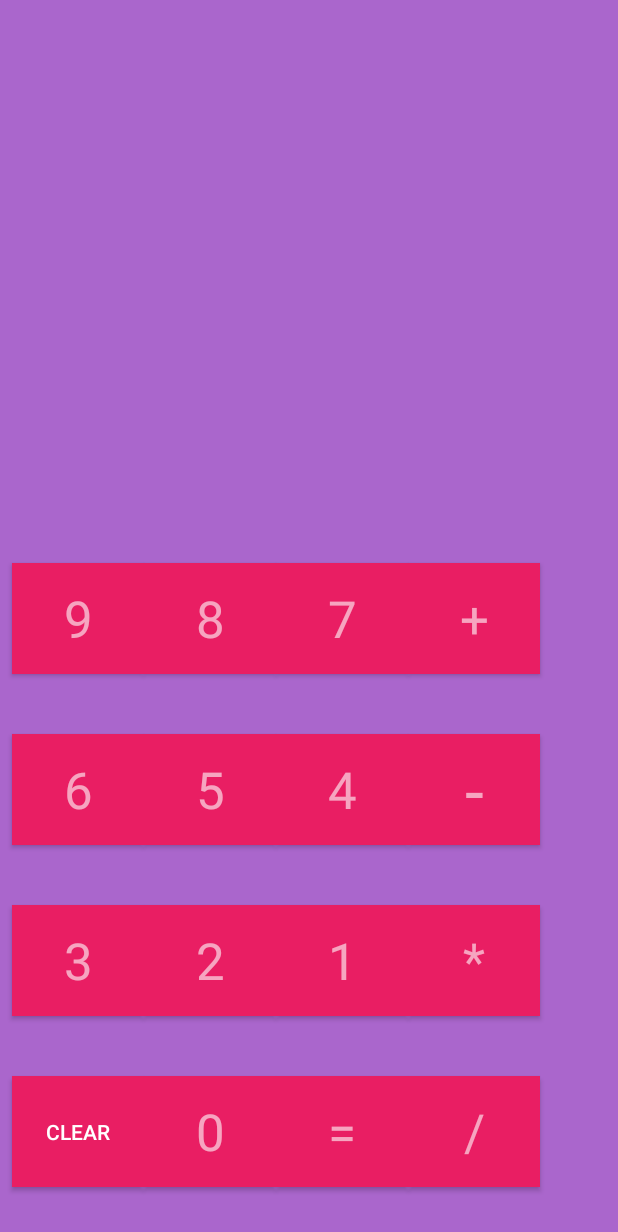
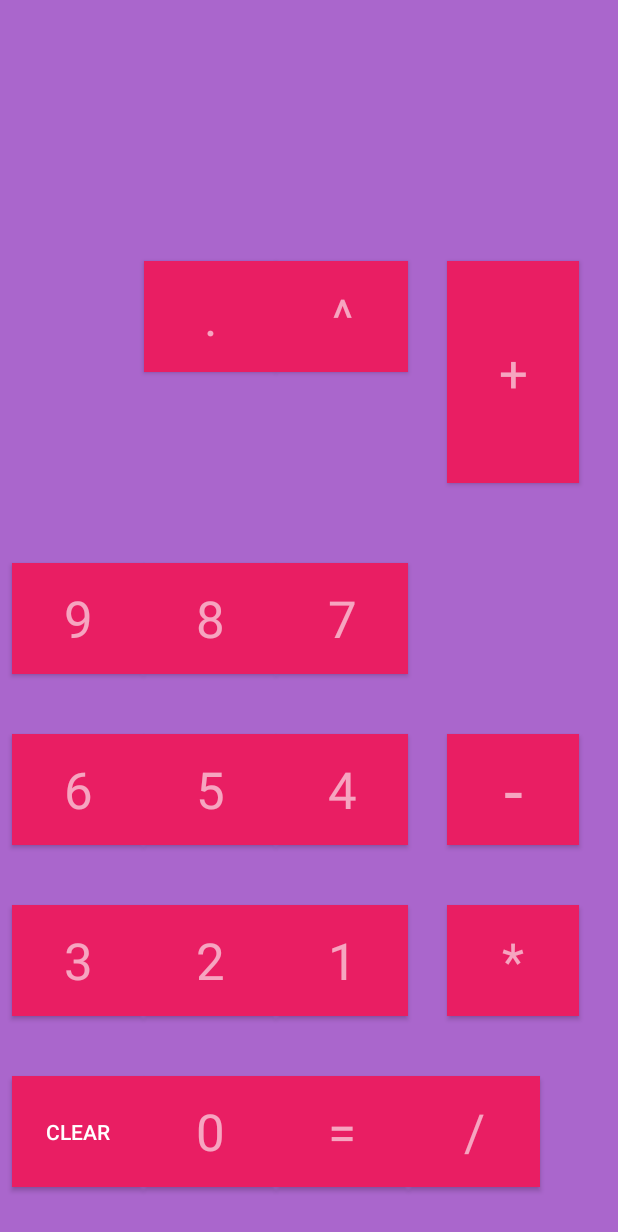
Before and after one commit to SHK4869/Calculator, an Android app: the screen it shows after launch (MainActivity), on a phone screen of 412 x 824 dp. Shown: the top 1232 px of the screen. Run offline under Robolectric (Android 15) with nearby library versions, the phone set to English and light mode, and no system bars.

Commit message:
Added funcationality for decimal numbers and power function

```diff
--- a/app/build.gradle
+++ b/app/build.gradle
@@ -25,4 +25,5 @@ dependencies {
     testImplementation 'junit:junit:4.12'
     androidTestImplementation 'com.android.support.test:runner:1.0.2'
     androidTestImplementation 'com.android.support.test.espresso:espresso-core:3.0.2'
+
 }
--- a/app/src/main/java/com/example/humaira/practice/MainActivity.java
+++ b/app/src/main/java/com/example/humaira/practice/MainActivity.java
@@ -19,6 +19,9 @@ public class MainActivity extends AppCompatActivity {
     private static final String MULTIPLICATION = "*" ;
     private static final String DIVISION = "/" ;
     private static final String EQ = "=";
+    private static final String MOD = "%" ;
+    private static final String POWER = "^";
+
     private String ACTION;
     Button one;
     Button two;
@@ -35,6 +38,9 @@ public class MainActivity extends AppCompatActivity {
     Button mul;
     Button div;
     Button eq;
+    Button mod;
+    Button pow;
+    Button dot;
     Button clear;
     TextView cal;
     TextView res;
@@ -119,12 +125,19 @@ public class MainActivity extends AppCompatActivity {
             }
         });
 
+        dot.setOnClickListener(new View.OnClickListener() {
+            @Override
+            public void onClick(View v) {
+                cal.setText(cal.getText()+".");
+            }
+        });
+
         eq.setOnClickListener(new View.OnClickListener() {
             @Override
             public void onClick(View v) {
                 compute(); //previous operator will get applied
                 ACTION = EQ;
-                res.setText("= "+String.valueOf(val1)); //
+                res.setText("= "+new Double(val1).toString()); //
                 cal.setText("");
                 val2 = 0.0;
             }
@@ -181,6 +194,26 @@ public class MainActivity extends AppCompatActivity {
             }
         });
 
+      /*  mod.setOnClickListener(new View.OnClickListener() {
+            @Override
+            public void onClick(View v) {
+                compute();
+                ACTION = MOD;
+                res.setText(String.valueOf(val1)+MOD);
+                cal.setText("");
+            }
+        });*/
+
+        pow.setOnClickListener(new View.OnClickListener() {
+            @Override
+            public void onClick(View v) {
+                compute();
+                ACTION = POWER;
+                res.setText(String.valueOf(val1)+POWER);
+                cal.setText("");
+            }
+        });
+
         clear.setOnClickListener(new View.OnClickListener() {
             @Override
             public void onClick(View v) {
@@ -210,6 +243,16 @@ public class MainActivity extends AppCompatActivity {
                 case DIVISION:
                     if(val2!=0)
                         val1 = val1 / val2;
+                    break;
+                /*case MOD:
+                    if(val2!=0)
+
+                        Log.d("HUMAIRA: ",new Double(val1).toString());
+                        Log.d("HUMAIRA: ",new Double(val2).toString());
+                        val1 = (val1 / val2) * 100;
+                    Log.d("HUMAIRA: ","="+String.valueOf(val1));*/
+                case POWER:
+                    val1 = Math.pow(val1,val2);
                     break;
                 case EQ:
                     break;
@@ -244,6 +287,9 @@ public class MainActivity extends AppCompatActivity {
         clear = (Button)findViewById(R.id.clr);
         cal = (TextView)findViewById(R.id.screen);
         res = (TextView)findViewById(R.id.result);
+        //mod = (Button)findViewById(R.id.mod);
+        pow = (Button)findViewById(R.id.power);
+        dot = (Button)findViewById(R.id.dot);
 
     }
     /*
--- a/app/src/main/res/layout/activity_main.xml
+++ b/app/src/main/res/layout/activity_main.xml
@@ -155,15 +155,25 @@
     <Button
         android:id="@+id/plus"
         android:layout_width="wrap_content"
-        android:layout_height="74dp"
+        android:layout_height="148dp"
         android:layout_alignTop="@+id/B9"
+        android:layout_marginBottom="8dp"
+        android:layout_marginEnd="8dp"
+        android:layout_marginLeft="8dp"
+        android:layout_marginRight="8dp"
+        android:layout_marginStart="8dp"
+        android:layout_marginTop="172dp"
         android:layout_toEndOf="@+id/B4"
         android:layout_toRightOf="@+id/B4"
         android:background="@color/holo_purple"
         android:text="@string/BA"
         android:textAppearance="@style/TextAppearance.AppCompat.Display1"
-        app:layout_constraintBaseline_toBaselineOf="@+id/B7"
-        app:layout_constraintStart_toEndOf="@+id/B7" />
+        app:layout_constraintBottom_toBottomOf="parent"
+        app:layout_constraintEnd_toEndOf="parent"
+        app:layout_constraintHorizontal_bias="0.942"
+        app:layout_constraintStart_toStartOf="parent"
+        app:layout_constraintTop_toTopOf="parent"
+        app:layout_constraintVertical_bias="0.004" />
 
     <Button
         android:id="@+id/B8"
@@ -180,33 +190,34 @@
 
     <TextView
         android:id="@+id/screen"
-        android:layout_width="356dp"
-        android:layout_height="109dp"
+        android:layout_width="359dp"
+        android:layout_height="48dp"
         android:layout_alignEnd="@+id/B1"
         android:layout_alignParentTop="true"
         android:layout_alignRight="@+id/B1"
+        android:layout_marginLeft="8dp"
+        android:layout_marginStart="8dp"
         android:layout_marginTop="16dp"
-        android:textAppearance="@style/TextAppearance.AppCompat.Display3"
+        android:textAppearance="@style/TextAppearance.AppCompat.Display1"
         app:layout_constraintEnd_toEndOf="parent"
         app:layout_constraintStart_toStartOf="parent"
         app:layout_constraintTop_toTopOf="parent" />
 
     <TextView
         android:id="@+id/result"
-        android:layout_width="357dp"
-        android:layout_height="wrap_content"
+        android:layout_width="350dp"
+        android:layout_height="50dp"
         android:layout_alignTop="@+id/screen"
         android:layout_marginBottom="8dp"
         android:layout_marginTop="8dp"
         android:layout_toEndOf="@+id/B1"
         android:layout_toRightOf="@+id/B1"
-        android:textAppearance="@style/TextAppearance.AppCompat.Display3"
+        android:textAppearance="@style/TextAppearance.AppCompat.Display1"
         app:layout_constraintBottom_toBottomOf="parent"
         app:layout_constraintEnd_toEndOf="parent"
-        app:layout_constraintHorizontal_bias="0.407"
         app:layout_constraintStart_toStartOf="parent"
         app:layout_constraintTop_toTopOf="parent"
-        app:layout_constraintVertical_bias="0.288" />
+        app:layout_constraintVertical_bias="0.133" />
 
     <Button
         android:id="@+id/B3"
@@ -291,4 +302,46 @@
         app:layout_constraintTop_toTopOf="parent"
         app:layout_constraintVertical_bias="0.966" />
 
+    <!-- <Button
+        android:id="@+id/mod"
+        android:layout_width="wrap_content"
+        android:layout_height="74dp"
+        android:layout_marginBottom="8dp"
+        android:layout_marginLeft="8dp"
+        android:layout_marginStart="8dp"
+        android:layout_marginTop="8dp"
+        android:background="@color/holo_purple"
+        android:text="@string/B0Mod"
+        android:textAppearance="@style/TextAppearance.AppCompat.Display1"
+        app:layout_constraintBottom_toBottomOf="parent"
+        app:layout_constraintStart_toStartOf="parent"
+        app:layout_constraintTop_toTopOf="parent"
+        app:layout_constraintVertical_bias="0.345" />-->
+
+    <Button
+        android:id="@+id/dot"
+        android:layout_width="wrap_content"
+        android:layout_height="74dp"
+        android:layout_marginBottom="8dp"
+        android:layout_marginLeft="96dp"
+        android:layout_marginStart="96dp"
+        android:layout_marginTop="172dp"
+        android:background="@color/holo_purple"
+        android:text="@string/B0Dot"
+        android:textAppearance="@style/TextAppearance.AppCompat.Display1"
+        app:layout_constraintBottom_toBottomOf="parent"
+        app:layout_constraintStart_toStartOf="parent"
+        app:layout_constraintTop_toTopOf="parent"
+        app:layout_constraintVertical_bias="0.003" />
+
+    <Button
+        android:id="@+id/power"
+        android:layout_width="wrap_content"
+        android:layout_height="74dp"
+        android:background="@color/holo_purple"
+        android:text="@string/B0P"
+        android:textAppearance="@style/TextAppearance.AppCompat.Display1"
+        app:layout_constraintBaseline_toBaselineOf="@+id/dot"
+        app:layout_constraintStart_toEndOf="@+id/dot" />
+
 </android.support.constraint.ConstraintLayout>
--- a/app/src/main/res/values/strings.xml
+++ b/app/src/main/res/values/strings.xml
@@ -21,6 +21,9 @@
     <string name="BM">*</string>
     <string name="BD">/</string>
     <string name="B0E">=</string>
+    <string name="B0P">^</string>
+    <string name="B0Mod">%</string>
+    <string name="B0Dot">.</string>
 
 
 
```
